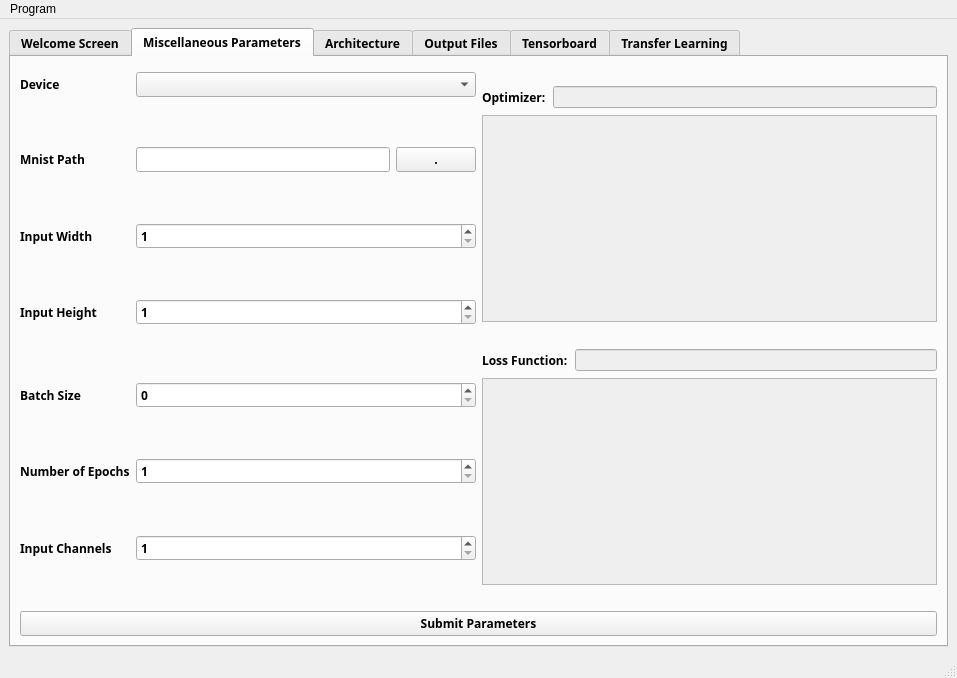
Qt form public/GUI/mainwindow.ui (mourra950/Siemens-System-Level-Modelling-of-ASDLA-Graduation-Project) before a commit.
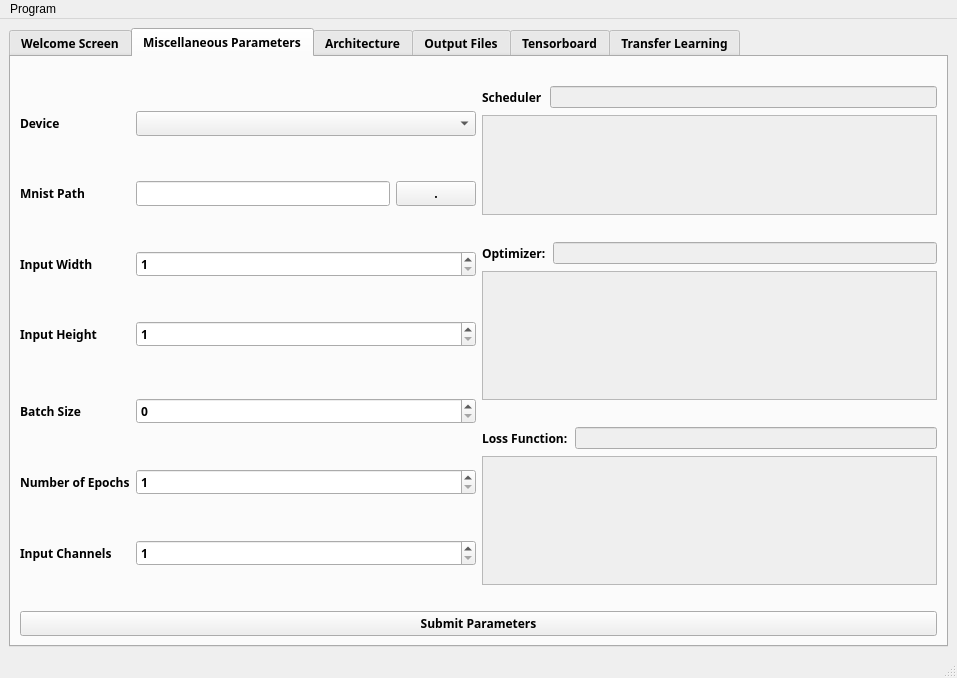
The same form after that commit.

Patch:
```diff
--- a/public/GUI/mainwindow.ui
+++ b/public/GUI/mainwindow.ui
@@ -78,7 +78,7 @@
            <layout class="QHBoxLayout" name="horizontalLayout_6">
             <item>
              <layout class="QFormLayout" name="formLayout">
-              <item row="2" column="0">
+              <item row="4" column="0">
                <spacer name="verticalSpacer_3">
                 <property name="orientation">
                  <enum>Qt::Vertical</enum>
@@ -91,14 +91,14 @@
                 </property>
                </spacer>
               </item>
-              <item row="3" column="0">
+              <item row="5" column="0">
                <widget class="QLabel" name="label_3">
                 <property name="text">
                  <string>Mnist Path</string>
                 </property>
                </widget>
               </item>
-              <item row="3" column="1">
+              <item row="5" column="1">
                <layout class="QHBoxLayout" name="horizontalLayout_11">
                 <item>
                  <widget class="QLineEdit" name="lineEdit"/>
@@ -112,7 +112,7 @@
                 </item>
                </layout>
               </item>
-              <item row="4" column="0">
+              <item row="6" column="0">
                <spacer name="verticalSpacer_7">
                 <property name="orientation">
                  <enum>Qt::Vertical</enum>
@@ -125,14 +125,14 @@
                 </property>
                </spacer>
               </item>
-              <item row="5" column="0">
+              <item row="7" column="0">
                <widget class="QLabel" name="inputWidth_label">
                 <property name="text">
                  <string>Input Width</string>
                 </property>
                </widget>
               </item>
-              <item row="5" column="1">
+              <item row="7" column="1">
                <widget class="QSpinBox" name="inputWidth_QSpinBox">
                 <property name="minimum">
                  <number>1</number>
@@ -142,7 +142,7 @@
                 </property>
                </widget>
               </item>
-              <item row="6" column="0">
+              <item row="8" column="0">
                <spacer name="verticalSpacer">
                 <property name="orientation">
                  <enum>Qt::Vertical</enum>
@@ -155,14 +155,14 @@
                 </property>
                </spacer>
               </item>
-              <item row="7" column="0">
+              <item row="9" column="0">
                <widget class="QLabel" name="inputHeight_label">
                 <property name="text">
                  <string>Input Height</string>
                 </property>
                </widget>
               </item>
-              <item row="7" column="1">
+              <item row="9" column="1">
                <widget class="QSpinBox" name="inputHeight_QSpinBox">
                 <property name="minimumSize">
                  <size>
@@ -178,10 +178,10 @@
                 </property>
                </widget>
               </item>
-              <item row="8" column="0">
+              <item row="10" column="0">
                <layout class="QGridLayout" name="gridLayout"/>
               </item>
-              <item row="9" column="0">
+              <item row="11" column="0">
                <spacer name="verticalSpacer_2">
                 <property name="orientation">
                  <enum>Qt::Vertical</enum>
@@ -194,21 +194,21 @@
                 </property>
                </spacer>
               </item>
-              <item row="10" column="0">
+              <item row="12" column="0">
                <widget class="QLabel" name="batchSize_label">
                 <property name="text">
                  <string>Batch Size</string>
                 </property>
                </widget>
               </item>
-              <item row="10" column="1">
+              <item row="12" column="1">
                <widget class="QSpinBox" name="batchSize_QSpinBox">
                 <property name="maximum">
                  <number>999999999</number>
                 </property>
                </widget>
               </item>
-              <item row="11" column="0">
+              <item row="13" column="0">
                <spacer name="verticalSpacer_4">
                 <property name="orientation">
                  <enum>Qt::Vertical</enum>
@@ -221,14 +221,14 @@
                 </property>
                </spacer>
               </item>
-              <item row="12" column="0">
+              <item row="14" column="0">
                <widget class="QLabel" name="numberEpochs_label">
                 <property name="text">
                  <string>Number of Epochs</string>
                 </property>
                </widget>
               </item>
-              <item row="12" column="1">
+              <item row="14" column="1">
                <widget class="QSpinBox" name="numberEpochs_QSpinBox">
                 <property name="minimum">
                  <number>1</number>
@@ -238,7 +238,7 @@
                 </property>
                </widget>
               </item>
-              <item row="13" column="0">
+              <item row="15" column="0">
                <spacer name="verticalSpacer_5">
                 <property name="orientation">
                  <enum>Qt::Vertical</enum>
@@ -251,14 +251,14 @@
                 </property>
                </spacer>
               </item>
-              <item row="14" column="0">
+              <item row="16" column="0">
                <widget class="QLabel" name="inputChannelsLabel">
                 <property name="text">
                  <string>Input Channels</string>
                 </property>
                </widget>
               </item>
-              <item row="14" column="1">
+              <item row="16" column="1">
                <widget class="QSpinBox" name="inputChannelsSpinBox">
                 <property name="minimum">
                  <number>1</number>
@@ -268,7 +268,7 @@
                 </property>
                </widget>
               </item>
-              <item row="15" column="0">
+              <item row="17" column="0">
                <spacer name="verticalSpacer_6">
                 <property name="orientation">
                  <enum>Qt::Vertical</enum>
@@ -281,22 +281,35 @@
                 </property>
                </spacer>
               </item>
-              <item row="2" column="1">
+              <item row="4" column="1">
                <layout class="QHBoxLayout" name="horizontalLayout_8"/>
               </item>
               <item row="0" column="1">
                <layout class="QFormLayout" name="formLayout_2"/>
               </item>
-              <item row="1" column="0">
+              <item row="3" column="0">
                <widget class="QLabel" name="device_label">
                 <property name="text">
                  <string>Device</string>
                 </property>
                </widget>
               </item>
-              <item row="1" column="1">
+              <item row="3" column="1">
                <widget class="QComboBox" name="deviceComboBox"/>
               </item>
+              <item row="2" column="0">
+               <spacer name="verticalSpacer_9">
+                <property name="orientation">
+                 <enum>Qt::Vertical</enum>
+                </property>
+                <property name="sizeHint" stdset="0">
+                 <size>
+                  <width>20</width>
+                  <height>40</height>
+                 </size>
+                </property>
+               </spacer>
+              </item>
              </layout>
             </item>
             <item>
@@ -306,11 +319,103 @@
                 <property name="rightMargin">
                  <number>0</number>
                 </property>
+                <item>
+                 <spacer name="verticalSpacer_8">
+                  <property name="orientation">
+                   <enum>Qt::Vertical</enum>
+                  </property>
+                  <property name="sizeType">
+                   <enum>QSizePolicy::Fixed</enum>
+                  </property>
+                  <property name="sizeHint" stdset="0">
+                   <size>
+                    <width>20</width>
+                    <height>20</height>
+                   </size>
+                  </property>
+                 </spacer>
+                </item>
                 <item>
                  <layout class="QVBoxLayout" name="verticalLayout_20">
                   <property name="spacing">
                    <number>7</number>
                   </property>
+                  <item>
+                   <layout class="QVBoxLayout" name="verticalLayout_19">
+                    <property name="leftMargin">
+                     <number>0</number>
+                    </property>
+                    <property name="topMargin">
+                     <number>0</number>
+                    </property>
+                    <property name="rightMargin">
+                     <number>0</number>
+                    </property>
+                    <property name="bottomMargin">
+                     <number>0</number>
+                    </property>
+                    <item>
+                     <layout class="QHBoxLayout" name="horizontalLayout_13">
+                      <property name="leftMargin">
+                       <number>0</number>
+                      </property>
+                      <property name="topMargin">
+                       <number>0</number>
+                      </property>
+                      <property name="rightMargin">
+                       <number>0</number>
+                      </property>
+                      <property name="bottomMargin">
+                       <number>0</number>
+                      </property>
+                      <item>
+                       <widget class="QLabel" name="Scheduler_label">
+                        <property name="text">
+                         <string>Scheduler</string>
+                        </property>
+                       </widget>
+                      </item>
+                      <item>
+                       <widget class="QLineEdit" name="selectedScheduler_QLineEdit">
+                        <property name="enabled">
+                         <bool>false</bool>
+                        </property>
+                        <property name="styleSheet">
+                         <string notr="true">QLineEdit{
+	color: black;
+}</string>
+                        </property>
+                       </widget>
+                      </item>
+                     </layout>
+                    </item>
+                    <item>
+                     <widget class="QScrollArea" name="scrollArea_3">
+                      <property name="styleSheet">
+                       <string notr="true"/>
+                      </property>
+                      <property name="widgetResizable">
+                       <bool>true</bool>
+                      </property>
+                      <widget class="QWidget" name="scrollAreaWidgetContents_3">
+                       <property name="geometry">
+                        <rect>
+                         <x>0</x>
+                         <y>0</y>
+                         <width>438</width>
+                         <height>85</height>
+                        </rect>
+                       </property>
+                       <layout class="QVBoxLayout" name="verticalLayout_18">
+                        <item>
+                         <layout class="QVBoxLayout" name="schedulersList_QVBoxLayout"/>
+                        </item>
+                       </layout>
+                      </widget>
+                     </widget>
+                    </item>
+                   </layout>
+                  </item>
                   <item>
                    <spacer name="verticalSpacer_18">
                     <property name="orientation">
@@ -361,7 +466,7 @@
                        <x>0</x>
                        <y>0</y>
                        <width>440</width>
-                       <height>177</height>
+                       <height>100</height>
                       </rect>
                      </property>
                      <layout class="QVBoxLayout" name="verticalLayout_21">
@@ -425,7 +530,7 @@
                        <x>0</x>
                        <y>0</y>
                        <width>440</width>
-                       <height>176</height>
+                       <height>99</height>
                       </rect>
                      </property>
                      <layout class="QVBoxLayout" name="verticalLayout_22">
@@ -545,8 +650,8 @@
                        <rect>
                         <x>0</x>
                         <y>0</y>
-                        <width>431</width>
-                        <height>467</height>
+                        <width>98</width>
+                        <height>28</height>
                        </rect>
                       </property>
                       <layout class="QVBoxLayout" name="verticalLayout_5">
@@ -569,8 +674,8 @@
                      <rect>
                       <x>0</x>
                       <y>0</y>
-                      <width>433</width>
-                      <height>469</height>
+                      <width>98</width>
+                      <height>28</height>
                      </rect>
                     </property>
                     <layout class="QVBoxLayout" name="verticalLayout_4">
```
